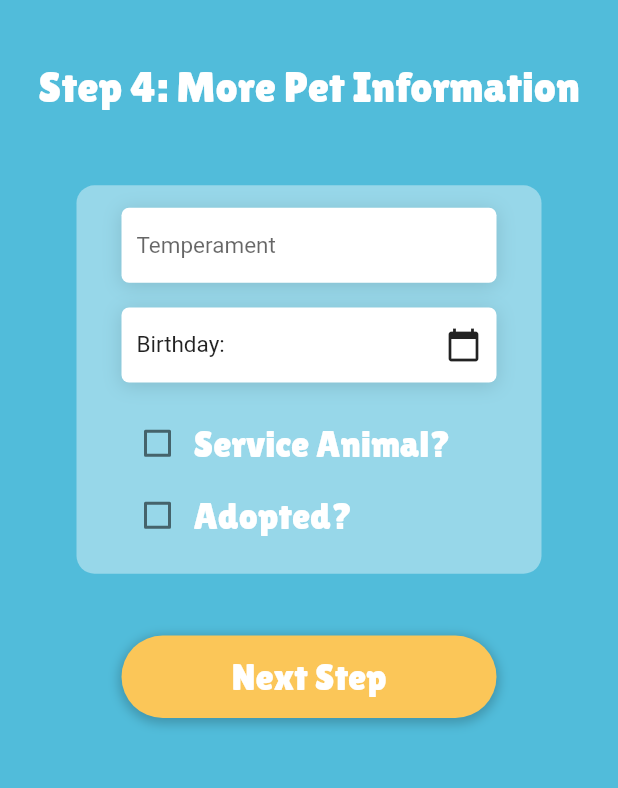
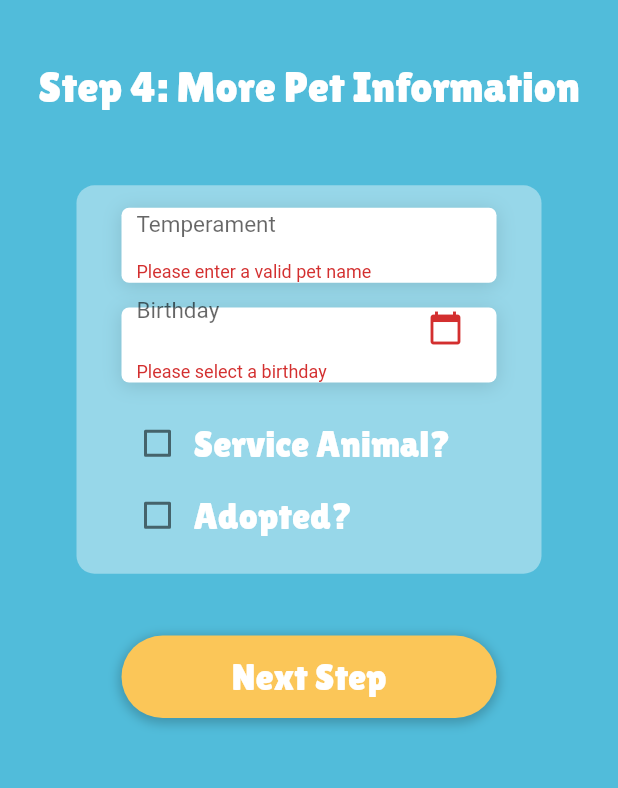
Before and after one commit to petcodeapp/interface-mobile, a Flutter app: the StpPetInfo2Screen screen opened directly, after a tap on "Next Step", on a phone screen of 412 x 824 dp, the part 167-955 px from its top. Run offline on Flutter 3.47's test engine with Material 2 defaults, Android fonts, the phone set to English and light mode, and no system bars; our stand-ins replace bottom_navy_bar, cached_network_image, carousel_slider, cloud_firestore, dio, dots_indicator and 17 more; missing offline and left inert: slimy_card; accounts and stored records are empty; statements that could not run were skipped.

Commit message:
:sparkles: add validators to set up screens

```diff
--- a/lib/screens/setup_tag/stp_petinfo2_screen.dart
+++ b/lib/screens/setup_tag/stp_petinfo2_screen.dart
@@ -4,6 +4,7 @@ import 'package:petcode_app/models/Pet.dart';
 import 'package:petcode_app/screens/setup_tag/stp_addphoto_screen.dart';
 import 'package:petcode_app/utils/string_helper.dart';
 import 'package:petcode_app/utils/style_constants.dart';
+import 'package:petcode_app/utils/validator_helper.dart';
 
 class StpPetInfo2Screen extends StatefulWidget {
   StpPetInfo2Screen({Key key, this.pet}) : super(key: key);
@@ -13,16 +14,20 @@ class StpPetInfo2Screen extends StatefulWidget {
 }
 
 class _StpPetInfo2ScreenState extends State<StpPetInfo2Screen> {
+  TextEditingController _temperamentController;
+  TextEditingController _petBirthdayController;
+
   DateTime _petBirthday;
-
-  TextEditingController _temperamentInputController;
 
   bool _isServiceAnimal;
   bool _isAdopted;
 
+  GlobalKey<FormState> _formKey = GlobalKey<FormState>();
+
   @override
   void initState() {
-    _temperamentInputController = new TextEditingController();
+    _temperamentController = new TextEditingController();
+    _petBirthdayController = new TextEditingController();
 
     _isServiceAnimal = false;
     _isAdopted = false;
@@ -71,6 +76,8 @@ class _StpPetInfo2ScreenState extends State<StpPetInfo2Screen> {
                   borderRadius: BorderRadius.circular(12.0),
                 ),
                 padding: EdgeInsets.symmetric(horizontal: 30.0, vertical: 15.0),
+                child: Form(
+                  key: _formKey,
                   child: Column(
                     crossAxisAlignment: CrossAxisAlignment.center,
                     children: [
@@ -91,11 +98,12 @@ class _StpPetInfo2ScreenState extends State<StpPetInfo2Screen> {
                           padding: const EdgeInsets.symmetric(horizontal: 10.0),
                           child: Center(
                             child: TextFormField(
-                            controller: _temperamentInputController,
+                              controller: _temperamentController,
                               decoration: InputDecoration(
                                   border: InputBorder.none,
                                   hintText: 'Temperament',
                                   hintStyle: TextStyle(fontSize: 15.0)),
+                              validator: ValidatorHelper.petTempValidator,
                             ),
                           ),
                         ),
@@ -103,20 +111,7 @@ class _StpPetInfo2ScreenState extends State<StpPetInfo2Screen> {
                       SizedBox(
                         height: height * 0.02,
                       ),
-                    GestureDetector(
-                      onTap: () async {
-                        DateTime pickedDate = await showDatePicker(
-                            context: context,
-                            initialDate: _petBirthday != null
-                                ? _petBirthday
-                                : DateTime.now(),
-                            firstDate: DateTime(1980),
-                            lastDate: DateTime.now());
-                        setState(() {
-                          _petBirthday = pickedDate;
-                        });
-                      },
-                      child: Container(
+                      Container(
                         decoration: BoxDecoration(
                             color: Colors.white,
                             borderRadius: BorderRadius.circular(5.0),
@@ -126,26 +121,23 @@ class _StpPetInfo2ScreenState extends State<StpPetInfo2Screen> {
                                 blurRadius: 10.0,
                                 offset: Offset(0, 2),
                               ),
-                          ],
-                        ),
+                            ]),
                         height: 50.0,
                         width: 250.0,
                         child: Padding(
                           padding: const EdgeInsets.symmetric(horizontal: 10.0),
-                          child: Row(
-                            mainAxisAlignment: MainAxisAlignment.spaceBetween,
-                            children: [
-                              Text(
-                                _petBirthday != null
-                                    ? 'Birthday: ' +
-                                        StringHelper.getDateString(_petBirthday)
-                                    : 'Birthday:',
-                                style: TextStyle(
-                                  fontSize: 15.0,
+                          child: Center(
+                            child: TextFormField(
+                              controller: _petBirthdayController,
+                              decoration: InputDecoration(
+                                border: InputBorder.none,
+                                hintText: 'Birthday',
+                                hintStyle: TextStyle(fontSize: 15.0),
+                                suffixIcon: Icon(Icons.calendar_today),
                               ),
-                              ),
-                              Icon(Icons.calendar_today),
-                            ],
+                              readOnly: true,
+                              onTap: () => _pickBirthday(),
+                              validator: ValidatorHelper.petBirthdayValidator,
                             ),
                           ),
                         ),
@@ -204,11 +196,13 @@ class _StpPetInfo2ScreenState extends State<StpPetInfo2Screen> {
                     ],
                   ),
                 ),
+              ),
               SizedBox(
                 height: height * 0.05,
               ),
               GestureDetector(
                 onTap: () {
+                  if (_formKey.currentState.validate()) {
                     Pet updatedPet = widget.pet;
                     if (_petBirthday != null) {
                       updatedPet.birthday = Timestamp.fromDate(_petBirthday);
@@ -216,16 +210,20 @@ class _StpPetInfo2ScreenState extends State<StpPetInfo2Screen> {
                           DateTime.now().difference(_petBirthday).inDays ~/ 365;
                     }
 
-                  updatedPet.temperament =
-                      _temperamentInputController.text.trim();
+                    updatedPet.temperament = _temperamentController.text.trim();
+                    updatedPet.birthday = Timestamp.fromDate(_petBirthday);
+
                     updatedPet.isServiceAnimal = _isServiceAnimal;
                     updatedPet.isAdopted = _isAdopted;
 
                     Navigator.push(
                       context,
                       MaterialPageRoute(
-                        builder: (context) => StpAddPhotoScreen(pet: updatedPet,)),
+                          builder: (context) => StpAddPhotoScreen(
+                                pet: updatedPet,
+                              )),
                     );
+                  }
                 },
                 child: Container(
                   height: 55.0,
@@ -248,4 +246,16 @@ class _StpPetInfo2ScreenState extends State<StpPetInfo2Screen> {
       ),
     );
   }
+
+  void _pickBirthday() async {
+    DateTime pickedDate = await showDatePicker(
+        context: context,
+        initialDate: _petBirthday != null ? _petBirthday : DateTime.now(),
+        firstDate: DateTime(1980),
+        lastDate: DateTime.now());
+    setState(() {
+      _petBirthdayController..text = StringHelper.getDateString(pickedDate);
+      _petBirthday = pickedDate;
+    });
   }
+}
--- a/lib/utils/validator_helper.dart
+++ b/lib/utils/validator_helper.dart
@@ -1,4 +1,5 @@
 import 'package:email_validator/email_validator.dart';
+import 'package:petcode_app/services/breed_autocomplete_service.dart';
 
 class ValidatorHelper {
   static String emailValidator(String email) {
@@ -58,9 +59,9 @@ class ValidatorHelper {
     }
   }
 
-  static String petSpeciesValidator(String petSpecies) {
-    if (petSpecies == null || petSpecies.trim().length == 0) {
-      return 'Please enter a valid pet species';
+  static String petSpeciesValidator(Species petSpecies) {
+    if (petSpecies == null) {
+      return 'Please select a species';
     } else {
       return null;
     }
@@ -98,6 +99,14 @@ class ValidatorHelper {
     }
   }
 
+  static String petBirthdayValidator(String petBirthday) {
+    if (petBirthday == null || petBirthday.trim().isEmpty) {
+      return 'Please select a birthday';
+    } else {
+      return null;
+    }
+  }
+
   static String phoneNumberValidator(String phoneNumber) {
     if (int.tryParse(phoneNumber.trim()) == null) {
       return 'Please enter a valid phone number';
@@ -129,4 +138,12 @@ class ValidatorHelper {
       return null;
     }
   }
+
+  static String ownerNameValidator(String ownerName) {
+    if (ownerName == null || ownerName.trim().isEmpty) {
+      return 'Please enter a valid name';
+    } else {
+      return null;
+    }
+  }
 }
```
Also changed, not shown: lib/screens/setup_tag/stp_contactinfo_screen.dart (+24 -2 lines), lib/screens/setup_tag/stp_medinfo_screen.dart (+24 -11 lines), lib/screens/setup_tag/stp_petinfo_screen.dart (+12 -0 lines), lib/widgets/breed_search_bar.dart (+7 -1 lines). Lines whose indentation alone changed are shown as unchanged.
